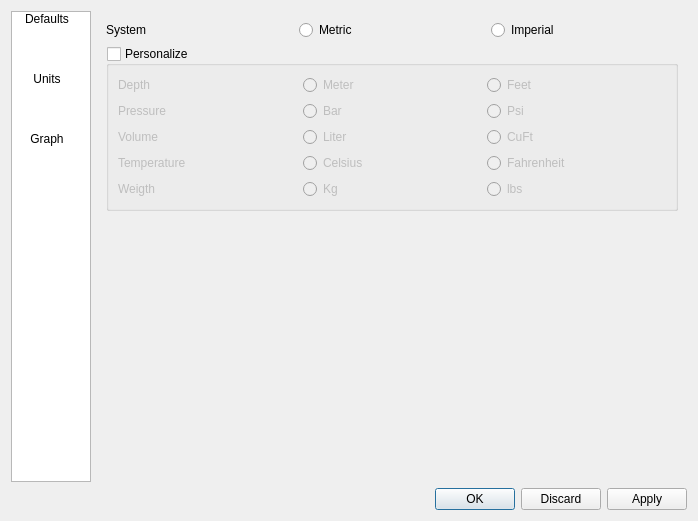
Before: the Qt Designer form qt-ui/preferences.ui in subsurface/subsurface, drawn with Qt 5.
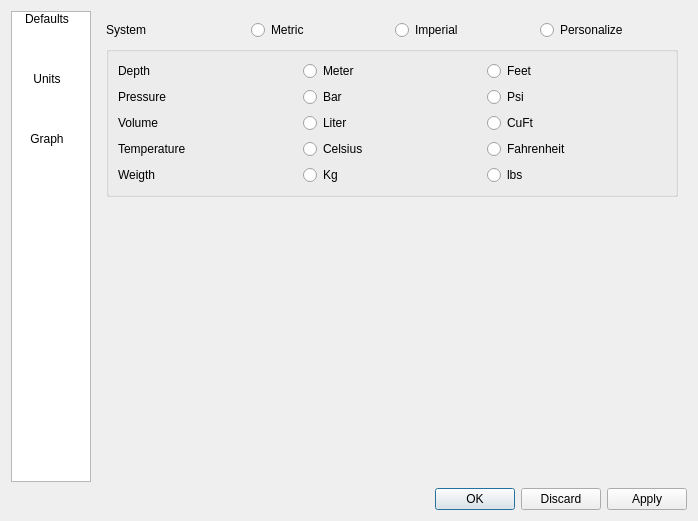
After: the same form once the commit is applied. The open tabs and pages were chosen to show the change. Icons and pictures are not drawn.

Commit message:
Correctly implement Metric / Imperial / Personalize preference
The code so far had completely ignored Metric / Imperial. Turning this
into a three way radio box seemed to make much more sense.

Patch:
```diff
--- a/qt-ui/preferences.ui
+++ b/qt-ui/preferences.ui
@@ -231,6 +231,19 @@
              <property name="text">
               <string>Imperial</string>
              </property>
+             <attribute name="buttonGroup">
+              <string notr="true">buttonGroup_6</string>
+             </attribute>
+            </widget>
+           </item>
+           <item>
+            <widget class="QRadioButton" name="personalize">
+             <property name="text">
+              <string>Personalize</string>
+             </property>
+             <attribute name="buttonGroup">
+              <string notr="true">buttonGroup_6</string>
+             </attribute>
             </widget>
            </item>
           </layout>
@@ -238,10 +251,10 @@
          <item>
           <widget class="QGroupBox" name="groupBox">
            <property name="title">
-            <string>Personalize</string>
+            <string/>
            </property>
            <property name="checkable">
-            <bool>true</bool>
+            <bool>false</bool>
            </property>
            <property name="checked">
             <bool>false</bool>
```
Left out of the diff: 22 changed lines with no effect on the pictures. The commit also changes 2 other files.
